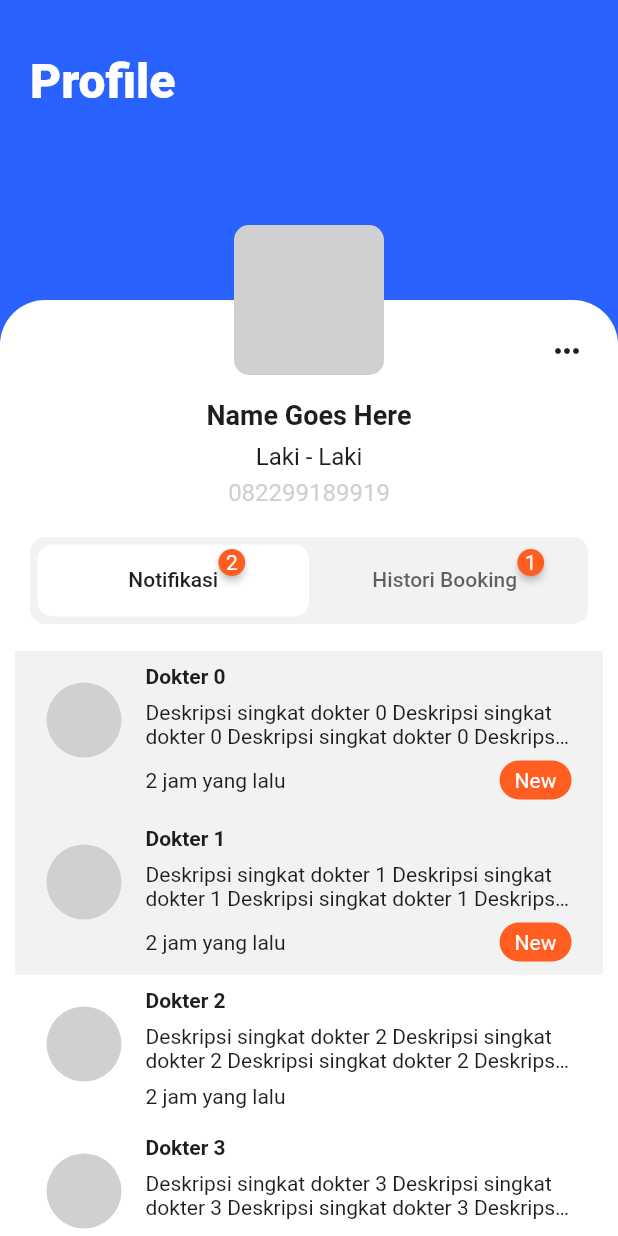
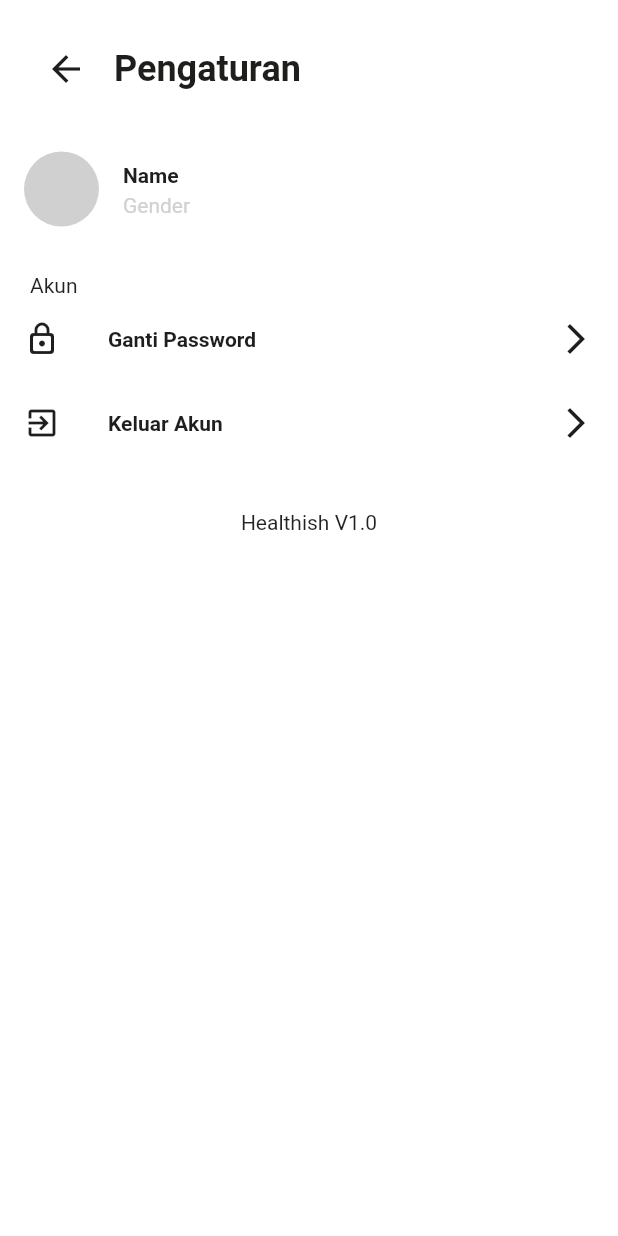
Before and after one commit to RafiIzzatulRizquFaris/healthish, a Flutter app: the Profile screen opened directly, after a tap on the "keyboard control" icon, on a phone screen of 412 x 824 dp. Run offline on Flutter 3.47's test engine with Material 2 defaults, Android fonts, the phone set to English and light mode, and no system bars; drawn by our look-alikes of badges; our stand-ins replace carousel_slider, cloud_firestore, curved_navigation_bar, email_validator, google_maps_flutter, permission_handler; accounts and stored records are empty.

Commit message:
add some color variable

```diff
--- a/lib/constants.dart
+++ b/lib/constants.dart
@@ -8,6 +8,7 @@ class Constants{
   static const Color greyColorGuide = Color(0xff999999);
   static const Color greyColorGuideIndicator = Color(0xffC4C4C4);
   static const Color greyColorCancel = Color(0xff333333);
+  static const Color greyColorRegisterBottomSheet = Color(0xff828282);
   static const Color blueColor = Color(0xff2962FF);
   static const Color blackColor = Color(0xff1E1E1D);
   static const Color redColor = Color(0xffFF5E20);
--- /dev/null
+++ b/lib/detail_screen/detail_account.dart
@@ -0,0 +1,134 @@
+import 'package:flutter/cupertino.dart';
+import 'package:flutter/material.dart';
+import 'package:healthish/constants.dart';
+
+class DetailAccount extends StatefulWidget {
+  @override
+  State<StatefulWidget> createState() {
+    return DetailAccountState();
+  }
+}
+
+class DetailAccountState extends State<DetailAccount> {
+  @override
+  Widget build(BuildContext context) {
+    return Scaffold(
+      backgroundColor: Constants.whiteColor,
+      appBar: PreferredSize(
+        preferredSize: Size.fromHeight(90),
+        child: Container(
+          alignment: Alignment.bottomLeft,
+          padding: EdgeInsets.all(20),
+          child: Row(
+            crossAxisAlignment: CrossAxisAlignment.center,
+            children: [
+              IconButton(
+                iconSize: 28,
+                icon: Icon(
+                  Icons.arrow_back,
+                  color: Constants.blackColor,
+                ),
+                onPressed: () {
+                  return Navigator.pop(context);
+                },
+              ),
+              SizedBox(
+                width: 8,
+              ),
+              Text(
+                "Pengaturan",
+                textAlign: TextAlign.center,
+                style: TextStyle(
+                  color: Constants.blackColor,
+                  fontWeight: FontWeight.w600,
+                  fontSize: 24,
+                ),
+              ),
+            ],
+          ),
+        ),
+      ),
+      body: ListView(
+        children: [
+          ListTile(
+            leading: Container(
+              width: 50,
+              height: 50,
+              decoration: BoxDecoration(
+                color: Constants.greyColor,
+                borderRadius: BorderRadius.all(Radius.circular(1000)),
+              ),
+              // child: SizedBox.expand(
+              //   child: ClipRRect(
+              //     borderRadius: BorderRadius.all(Radius.circular(1000)),
+              //     child: FittedBox(
+              //       fit: BoxFit.fill,
+              //       child: Image.network(listDoctor[index]['image']),
+              //     ),
+              //   ),
+              // ),
+            ),
+            title: Text(
+              "Name",
+              style: TextStyle(
+                  fontWeight: FontWeight.bold,
+                  fontSize: 14,
+                  color: Constants.blackColor),
+            ),
+            subtitle: Text(
+              "Gender",
+              style: TextStyle(color: Constants.greyColor),
+            ),
+          ),
+          Container(
+            margin: EdgeInsets.only(
+              top: 20,
+              left: 20,
+            ),
+            alignment: Alignment.centerLeft,
+            child: Text("Akun"),
+          ),
+          ListTile(
+            leading: Icon(
+              Icons.lock_outline_rounded,
+              color: Constants.blackColor,
+            ),
+            title: Text(
+              "Ganti Password",
+              style: TextStyle(
+                  fontWeight: FontWeight.bold,
+                  fontSize: 14,
+                  color: Constants.blackColor),
+            ),
+            trailing: Icon(
+              Icons.arrow_forward_ios_outlined,
+              color: Constants.blackColor,
+            ),
+          ),
+          ListTile(
+            leading: Icon(
+              Icons.exit_to_app_outlined,
+              color: Constants.blackColor,
+            ),
+            title: Text(
+              "Keluar Akun",
+              style: TextStyle(
+                  fontWeight: FontWeight.bold,
+                  fontSize: 14,
+                  color: Constants.blackColor),
+            ),
+            trailing: Icon(
+              Icons.arrow_forward_ios_outlined,
+              color: Constants.blackColor,
+            ),
+          ),
+          Container(
+            margin: EdgeInsets.all(30),
+            alignment: Alignment.bottomCenter,
+            child: Text("Healthish V1.0"),
+          ),
+        ],
+      ),
+    );
+  }
+}
--- a/lib/navigation_screen/profile/profile.dart
+++ b/lib/navigation_screen/profile/profile.dart
@@ -4,6 +4,7 @@ import 'package:flutter/material.dart';
 import 'package:flutter/widgets.dart';
 import 'package:healthish/constants.dart';
 import 'package:healthish/custom_tab_indicator.dart';
+import 'package:healthish/detail_screen/detail_account.dart';
 import 'package:healthish/navigation_screen/profile/component/bookingHistoryTab.dart';
 import 'package:healthish/navigation_screen/profile/component/notificationTab.dart';
 
@@ -86,7 +87,11 @@ class ProfileState extends State<Profile> with SingleTickerProviderStateMixin {
                             IconButton(
                               icon: Icon(Icons.more_horiz_rounded),
                               color: Constants.blackColor,
-                              onPressed: () {},
+                              onPressed: () {
+                                Navigator.push(context, MaterialPageRoute(builder: (context){
+                                  return DetailAccount();
+                                }));
+                              },
                             )
                           ],
                         ),
@@ -203,36 +208,4 @@ class ProfileState extends State<Profile> with SingleTickerProviderStateMixin {
       ),
     );
   }
-
-  // List<Widget> notificationListView() {
-  //   List<Widget> list = List<Widget>();
-  //   for (int i = 0; i < 10; i++) {
-  //     list.add(Padding(
-  //       padding: EdgeInsets.all(8),
-  //       child: ListTile(
-  //         leading: Container(
-  //           width: 50,
-  //           height: 50,
-  //           decoration: BoxDecoration(
-  //             color: Constants.greyColor,
-  //             borderRadius: BorderRadius.all(Radius.circular(1000)),
-  //           ),
-  //         ),
-  //         title: Text(
-  //           "Dokter $i",
-  //           style: TextStyle(
-  //               fontWeight: FontWeight.bold,
-  //               fontSize: 14,
-  //               color: Constants.blackColor),
-  //         ),
-  //         subtitle: Text(
-  //           "Deskripsi singkat dokter $i",
-  //           style: TextStyle(color: Constants.greyColor),
-  //         ),
-  //       ),
-  //     ));
-  //   }
-  //   return list;
-  // }
-
 }
```
Also changed, not shown: lib/detail_screen/detail_doctor/component/bookingSheet.dart (+56 -18 lines).
